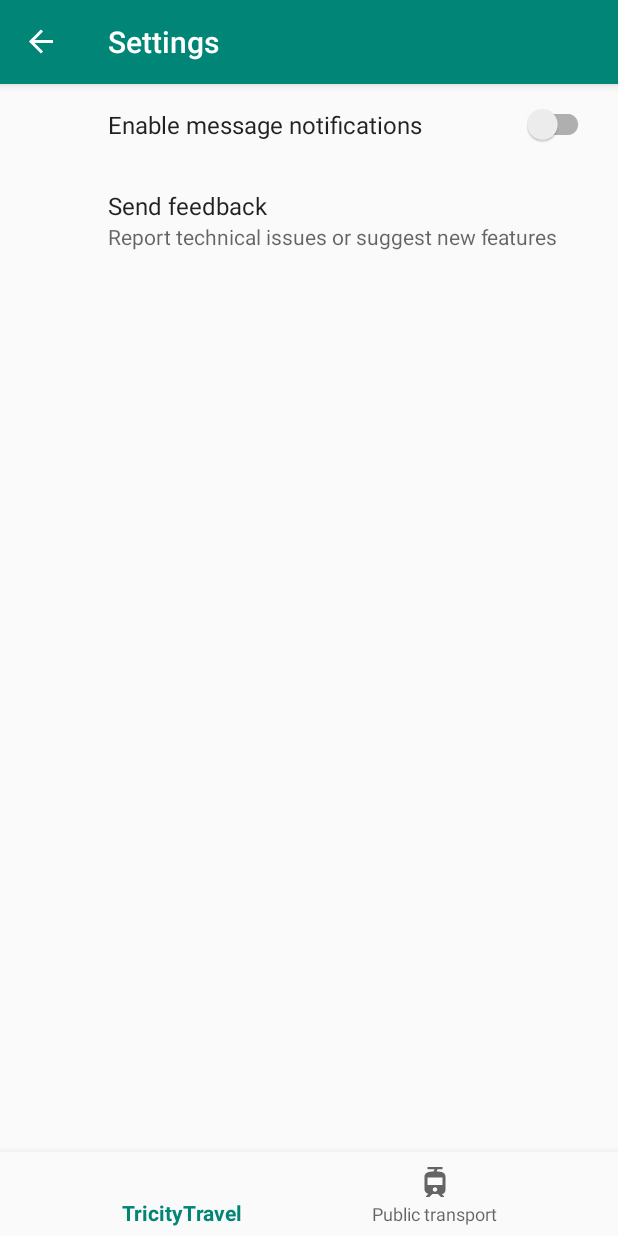
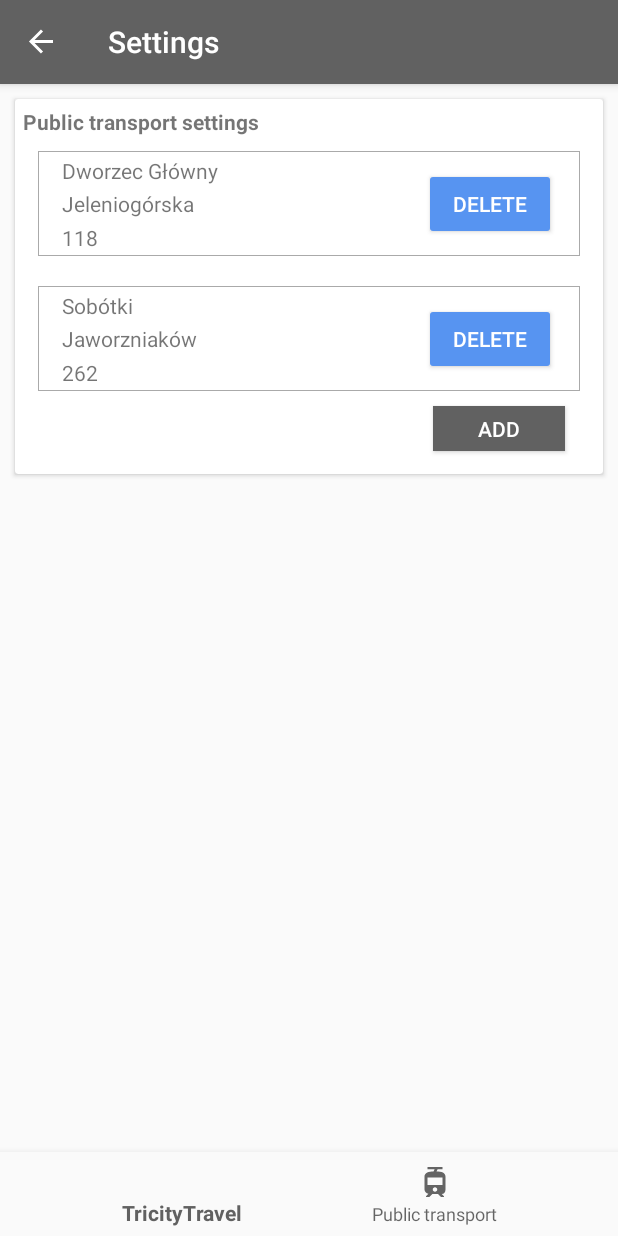
Before and after one commit to aga-magda/TricityTravel, an Android app: the SettingsFragment screen opened through its navigation route, on a phone screen of 412 x 824 dp. Run offline under Robolectric (Android 15) with nearby library versions, the phone set to English and light mode, and no system bars; our stand-ins replace navigation-ui; 1 statement that could not run was skipped.

Commit message:
Add public transport settings layout

```diff
--- a/app/src/main/java/com/aib/tricitytravel/data/ZTMService.kt
+++ b/app/src/main/java/com/aib/tricitytravel/data/ZTMService.kt
@@ -1,6 +1,6 @@
 package com.aib.tricitytravel.data
 
-import com.aib.tricitytravel.data.dto.EstimatedTimes
+import com.aib.tricitytravel.data.dto.api.EstimatedTimes
 import retrofit2.Call
 import retrofit2.http.GET
 import retrofit2.http.Query
--- a/app/src/main/java/com/aib/tricitytravel/data/dto/EstimatedTimes.kt
+++ /dev/null
@@ -1,6 +0,0 @@
-package com.aib.tricitytravel.data.dto
-
-data class EstimatedTimes(
-    val lastUpdate: String,
-    val delay: List<Delay>
-)
--- /dev/null
+++ b/app/src/main/java/com/aib/tricitytravel/data/dto/StopItem.kt
@@ -0,0 +1,7 @@
+package com.aib.tricitytravel.data.dto
+
+data class StopItem(
+    val stopDesc: String,
+    val headSign: String,
+    val routeId: String
+)
--- a/app/src/main/java/com/aib/tricitytravel/data/dto/Delay.kt
+++ b/app/src/main/java/com/aib/tricitytravel/data/dto/api/Delay.kt
@@ -1,4 +1,4 @@
-package com.aib.tricitytravel.data.dto
+package com.aib.tricitytravel.data.dto.api
 
 data class Delay(
     val id: String,
--- /dev/null
+++ b/app/src/main/java/com/aib/tricitytravel/data/dto/api/EstimatedTimes.kt
@@ -0,0 +1,8 @@
+package com.aib.tricitytravel.data.dto.api
+
+import com.aib.tricitytravel.data.dto.api.Delay
+
+data class EstimatedTimes(
+    val lastUpdate: String,
+    val delay: List<Delay>
+)
--- a/app/src/main/java/com/aib/tricitytravel/ui/BaseFragment.kt
+++ b/app/src/main/java/com/aib/tricitytravel/ui/BaseFragment.kt
@@ -3,9 +3,7 @@ package com.aib.tricitytravel.ui
 import android.os.Bundle
 import android.view.Menu
 import android.view.MenuInflater
-import android.view.MenuItem
 import androidx.fragment.app.Fragment
-import androidx.navigation.Navigation
 import com.aib.tricitytravel.R
 
 open class BaseFragment : Fragment() {
@@ -18,14 +16,4 @@ open class BaseFragment : Fragment() {
     override fun onCreateOptionsMenu(menu: Menu, inflater: MenuInflater) {
         inflater.inflate(R.menu.main_menu, menu)
     }
-
-    override fun onOptionsItemSelected(item: MenuItem): Boolean {
-        when (item.itemId) {
-            R.id.settings -> {
-                Navigation.findNavController(view!!).navigate(R.id.action_baseFragment_to_settingsFragment)
-                return true
-            }
-        }
-        return super.onOptionsItemSelected(item)
-    }
 }
--- a/app/src/main/java/com/aib/tricitytravel/ui/mainfragment/MainFragment.kt
+++ b/app/src/main/java/com/aib/tricitytravel/ui/mainfragment/MainFragment.kt
@@ -2,8 +2,10 @@ package com.aib.tricitytravel.ui.mainfragment
 
 import android.os.Bundle
 import android.view.LayoutInflater
+import android.view.MenuItem
 import android.view.View
 import android.view.ViewGroup
+import androidx.navigation.Navigation
 import com.aib.tricitytravel.R
 import com.aib.tricitytravel.ui.BaseFragment
 
@@ -12,4 +14,14 @@ class MainFragment : BaseFragment() {
     override fun onCreateView(inflater: LayoutInflater, container: ViewGroup?, savedInstanceState: Bundle?): View? {
         return inflater.inflate(R.layout.fragment_main, container, false)
     }
+
+    override fun onOptionsItemSelected(item: MenuItem): Boolean {
+        when (item.itemId) {
+            R.id.settings -> {
+                Navigation.findNavController(view!!).navigate(R.id.action_mainFragment_to_settingsFragment)
+                return true
+            }
+        }
+        return super.onOptionsItemSelected(item)
+    }
 }
--- a/app/src/main/java/com/aib/tricitytravel/ui/publictransportfragment/PublicTransportFragment.kt
+++ b/app/src/main/java/com/aib/tricitytravel/ui/publictransportfragment/PublicTransportFragment.kt
@@ -2,8 +2,10 @@ package com.aib.tricitytravel.ui.publictransportfragment
 
 import android.os.Bundle
 import android.view.LayoutInflater
+import android.view.MenuItem
 import android.view.View
 import android.view.ViewGroup
+import androidx.navigation.Navigation
 import androidx.recyclerview.widget.LinearLayoutManager
 import androidx.recyclerview.widget.RecyclerView
 import com.aib.tricitytravel.R
@@ -58,4 +60,14 @@ class PublicTransportFragment : BaseFragment() {
 
         return rootView
     }
+
+    override fun onOptionsItemSelected(item: MenuItem): Boolean {
+        when (item.itemId) {
+            R.id.settings -> {
+                Navigation.findNavController(view!!).navigate(R.id.action_publicTransportFragment_to_settingsFragment)
+                return true
+            }
+        }
+        return super.onOptionsItemSelected(item)
+    }
 }
--- a/app/src/main/java/com/aib/tricitytravel/ui/settingsfragment/SettingsFragment.kt
+++ b/app/src/main/java/com/aib/tricitytravel/ui/settingsfragment/SettingsFragment.kt
@@ -1,12 +1,37 @@
 package com.aib.tricitytravel.ui.settingsfragment
 
 import android.os.Bundle
-import androidx.preference.PreferenceFragmentCompat
+import android.view.LayoutInflater
+import android.view.View
+import android.view.ViewGroup
+import androidx.fragment.app.Fragment
+import androidx.recyclerview.widget.LinearLayoutManager
+import androidx.recyclerview.widget.RecyclerView
 import com.aib.tricitytravel.R
+import com.aib.tricitytravel.data.dto.StopItem
 
-class SettingsFragment : PreferenceFragmentCompat() {
+class SettingsFragment : Fragment() {
 
-    override fun onCreatePreferences(savedInstanceState: Bundle?, rootKey: String?) {
-        setPreferencesFromResource(R.xml.preferences, rootKey)
+    private lateinit var settingsStopsRecyclerView: RecyclerView
+    private lateinit var recyclerAdapter: SettingsStopsRecyclerAdapter
+
+    override fun onCreateView(inflater: LayoutInflater, container: ViewGroup?, savedInstanceState: Bundle?): View? {
+        val rootView = inflater.inflate(R.layout.fragment_settings, container, false)
+
+        settingsStopsRecyclerView = rootView.findViewById(R.id.settingsStopsRecyclerView)
+
+        val dataSet = listOf(
+            StopItem("Dworzec Główny", "Jeleniogórska", "118"),
+            StopItem("Sobótki", "Jaworzniaków", "262")
+        )
+
+        recyclerAdapter = SettingsStopsRecyclerAdapter(dataSet)
+        settingsStopsRecyclerView.apply {
+            setHasFixedSize(true)
+            layoutManager = LinearLayoutManager(context)
+            adapter = recyclerAdapter
+        }
+
+        return rootView
     }
 }
--- /dev/null
+++ b/app/src/main/java/com/aib/tricitytravel/ui/settingsfragment/SettingsStopsRecyclerAdapter.kt
@@ -0,0 +1,40 @@
+package com.aib.tricitytravel.ui.settingsfragment
+
+import android.view.LayoutInflater
+import android.view.View
+import android.view.ViewGroup
+import android.widget.TextView
+import androidx.recyclerview.widget.RecyclerView
+import com.aib.tricitytravel.R
+import com.aib.tricitytravel.data.dto.StopItem
+import kotlinx.android.synthetic.main.public_transport_item.view.*
+
+class SettingsStopsRecyclerAdapter(
+    private val dataSet: List<StopItem>
+) : RecyclerView.Adapter<SettingsStopsRecyclerAdapter.SettingsStopsViewHolder>() {
+
+    override fun onCreateViewHolder(parent: ViewGroup, viewType: Int): SettingsStopsViewHolder {
+        val itemView = LayoutInflater.from(parent.context).inflate(R.layout.settings_stop_item, parent, false)
+        return SettingsStopsViewHolder(itemView)
+    }
+
+    override fun onBindViewHolder(holder: SettingsStopsViewHolder, position: Int) {
+        holder.routeIdTextView?.text = dataSet[position].routeId
+        holder.stopDescTextView?.text = dataSet[position].stopDesc
+        holder.headSignTextView?.text = dataSet[position].headSign
+    }
+
+    override fun getItemCount() = dataSet.size
+
+    class SettingsStopsViewHolder(itemView: View) : RecyclerView.ViewHolder(itemView) {
+        var routeIdTextView: TextView? = null
+        var stopDescTextView: TextView? = null
+        var headSignTextView: TextView? = null
+
+        init {
+            routeIdTextView = itemView.routeIdText
+            stopDescTextView = itemView.stopDescText
+            headSignTextView = itemView.headSignText
+        }
+    }
+}
--- /dev/null
+++ b/app/src/main/res/drawable/border.xml
@@ -0,0 +1,7 @@
+<?xml version="1.0" encoding="utf-8"?>
+<shape xmlns:android="http://schemas.android.com/apk/res/android"
+    android:shape="rectangle">
+    <stroke
+        android:width="0.5dp"
+        android:color="@android:color/darker_gray" />
+</shape>
--- /dev/null
+++ b/app/src/main/res/drawable/public_transport_item_background.xml
@@ -0,0 +1,13 @@
+<?xml version="1.0" encoding="utf-8"?>
+<layer-list xmlns:android="http://schemas.android.com/apk/res/android">
+    <item android:bottom="80dp">
+        <shape android:shape="rectangle">
+            <solid android:color="#FFFFFF" />
+        </shape>
+    </item>
+    <item android:top="85dp">
+        <shape android:shape="rectangle">
+            <solid android:color="@color/colorAccent" />
+        </shape>
+    </item>
+</layer-list>
--- /dev/null
+++ b/app/src/main/res/layout/fragment_settings.xml
@@ -0,0 +1,42 @@
+<?xml version="1.0" encoding="utf-8"?>
+<ScrollView xmlns:android="http://schemas.android.com/apk/res/android"
+    android:layout_width="match_parent"
+    android:layout_height="match_parent">
+
+    <androidx.cardview.widget.CardView
+        android:layout_width="match_parent"
+        android:layout_height="@dimen/card_view_height"
+        android:layout_margin="@dimen/card_view_margin">
+
+        <LinearLayout
+            android:layout_width="match_parent"
+            android:layout_height="match_parent"
+            android:layout_margin="5dp"
+            android:orientation="vertical">
+
+            <TextView
+                android:layout_width="wrap_content"
+                android:layout_height="wrap_content"
+                android:text="@string/public_transport_settings"
+                android:textStyle="bold" />
+
+            <androidx.recyclerview.widget.RecyclerView
+                android:id="@+id/settingsStopsRecyclerView"
+                android:layout_width="match_parent"
+                android:layout_height="wrap_content" />
+
+            <Button
+                style="@style/Base.Widget.AppCompat.Button.Colored"
+                android:layout_width="wrap_content"
+                android:layout_height="30dp"
+                android:layout_gravity="end"
+                android:layout_marginEnd="20dp"
+                android:layout_marginBottom="10dp"
+                android:background="@color/colorPrimary"
+                android:text="@string/add" />
+
+        </LinearLayout>
+
+    </androidx.cardview.widget.CardView>
+
+</ScrollView>
--- a/app/src/main/res/layout/public_transport_item.xml
+++ b/app/src/main/res/layout/public_transport_item.xml
@@ -10,7 +10,8 @@
 
     <androidx.constraintlayout.widget.ConstraintLayout
         android:layout_width="match_parent"
-        android:layout_height="match_parent">
+        android:layout_height="match_parent"
+        android:background="@drawable/public_transport_item_background">
 
 
         <ImageView
@@ -28,7 +29,7 @@
             android:id="@+id/routeIdText"
             android:layout_width="wrap_content"
             android:layout_height="wrap_content"
-            android:layout_marginTop="8dp"
+            android:layout_marginTop="2dp"
             android:textStyle="bold"
             app:layout_constraintEnd_toEndOf="@+id/vehicleTypeImage"
             app:layout_constraintStart_toStartOf="@+id/vehicleTypeImage"
@@ -71,6 +72,7 @@
             android:layout_height="wrap_content"
             android:layout_marginTop="8dp"
             android:layout_marginEnd="8dp"
+            android:textColor="@android:color/white"
             app:layout_constraintEnd_toEndOf="parent"
             app:layout_constraintTop_toTopOf="parent"
             tools:text="Opóźniony"
@@ -83,6 +85,7 @@
             android:layout_marginStart="8dp"
             android:layout_marginTop="90dp"
             android:text="@string/theoretical_time"
+            android:textColor="@android:color/white"
             app:layout_constraintStart_toStartOf="parent"
             app:layout_constraintTop_toTopOf="parent" />
 
@@ -93,6 +96,7 @@
             android:layout_marginStart="8dp"
             android:layout_marginTop="2dp"
             android:text="@string/estimated_time"
+            android:textColor="@android:color/white"
             app:layout_constraintStart_toStartOf="parent"
             app:layout_constraintTop_toBottomOf="@+id/theoreticalTimeString" />
 
@@ -103,6 +107,7 @@
             android:layout_marginStart="8dp"
             android:layout_marginTop="2dp"
             android:text="@string/delay"
+            android:textColor="@android:color/white"
             app:layout_constraintStart_toStartOf="parent"
             app:layout_constraintTop_toBottomOf="@+id/estimatedTimeString" />
 
@@ -111,6 +116,7 @@
             android:layout_width="wrap_content"
             android:layout_height="wrap_content"
             android:layout_marginStart="4dp"
+            android:textColor="@android:color/white"
             app:layout_constraintStart_toEndOf="@+id/theoreticalTimeString"
             app:layout_constraintTop_toTopOf="@+id/theoreticalTimeString"
             tools:text="12:30" />
@@ -121,6 +127,7 @@
             android:layout_height="wrap_content"
             android:layout_marginStart="4dp"
             android:layout_marginTop="2dp"
+            android:textColor="@android:color/white"
             app:layout_constraintStart_toEndOf="@+id/estimatedTimeString"
             app:layout_constraintTop_toBottomOf="@+id/theoreticalTimeText"
             tools:text="10 min" />
@@ -131,6 +138,7 @@
             android:layout_height="wrap_content"
             android:layout_marginStart="4dp"
             android:layout_marginTop="2dp"
+            android:textColor="@android:color/white"
             app:layout_constraintStart_toEndOf="@+id/delayString"
             app:layout_constraintTop_toBottomOf="@+id/estimatedTimeText"
             tools:text="12:40" />
--- /dev/null
+++ b/app/src/main/res/layout/settings_stop_item.xml
@@ -0,0 +1,51 @@
+<?xml version="1.0" encoding="utf-8"?>
+<androidx.constraintlayout.widget.ConstraintLayout xmlns:android="http://schemas.android.com/apk/res/android"
+    xmlns:app="http://schemas.android.com/apk/res-auto"
+    xmlns:tools="http://schemas.android.com/tools"
+    android:layout_width="match_parent"
+    android:layout_height="@dimen/settings_stop_item_height"
+    android:layout_margin="10dp"
+    android:background="@drawable/border">
+
+    <TextView
+        android:id="@+id/stopDescText"
+        android:layout_width="wrap_content"
+        android:layout_height="wrap_content"
+        android:layout_marginStart="16dp"
+        app:layout_constraintBottom_toTopOf="@+id/headSignText"
+        app:layout_constraintStart_toStartOf="parent"
+        app:layout_constraintTop_toTopOf="parent"
+        tools:text="1 Maja" />
+
+    <TextView
+        android:id="@+id/headSignText"
+        android:layout_width="wrap_content"
+        android:layout_height="wrap_content"
+        android:layout_marginStart="16dp"
+        app:layout_constraintBottom_toTopOf="@+id/routeIdText"
+        app:layout_constraintStart_toStartOf="parent"
+        app:layout_constraintTop_toBottomOf="@+id/stopDescText"
+        tools:text="Rumia Szmelta" />
+
+    <TextView
+        android:id="@+id/routeIdText"
+        android:layout_width="wrap_content"
+        android:layout_height="wrap_content"
+        android:layout_marginStart="16dp"
+        app:layout_constraintBottom_toBottomOf="parent"
+        app:layout_constraintStart_toStartOf="parent"
+        app:layout_constraintTop_toBottomOf="@+id/headSignText"
+        tools:text="5" />
+
+    <Button
+        android:id="@+id/settingsStopDeleteButton"
+        style="@style/Base.Widget.AppCompat.Button.Colored"
+        android:layout_width="wrap_content"
+        android:layout_height="wrap_content"
+        android:layout_marginEnd="16dp"
+        android:text="@string/delete"
+        app:layout_constraintBottom_toBottomOf="parent"
+        app:layout_constraintEnd_toEndOf="parent"
+        app:layout_constraintTop_toTopOf="parent" />
+
+</androidx.constraintlayout.widget.ConstraintLayout>
--- a/app/src/main/res/navigation/nav_graph.xml
+++ b/app/src/main/res/navigation/nav_graph.xml
@@ -6,28 +6,28 @@
     app:startDestination="@id/mainFragment">
 
     <fragment
-        android:id="@+id/baseFragment"
-        android:name="com.aib.tricitytravel.ui.BaseFragment">
-        <action
-            android:id="@+id/action_baseFragment_to_settingsFragment"
-            app:destination="@id/settingsFragment" />
-    </fragment>
+        android:id="@+id/settingsFragment"
+        android:name="com.aib.tricitytravel.ui.settingsfragment.SettingsFragment"
+        android:label="@string/settings" />
 
     <fragment
         android:id="@+id/mainFragment"
         android:name="com.aib.tricitytravel.ui.mainfragment.MainFragment"
         android:label="@string/app_name"
-        tools:layout="@layout/fragment_main" />
-
-    <fragment
-        android:id="@+id/settingsFragment"
-        android:name="com.aib.tricitytravel.ui.settingsfragment.SettingsFragment"
-        android:label="@string/settings" />
+        tools:layout="@layout/fragment_main">
+        <action
+            android:id="@+id/action_mainFragment_to_settingsFragment"
+            app:destination="@id/settingsFragment" />
+    </fragment>
 
     <fragment
         android:id="@+id/publicTransportFragment"
         android:name="com.aib.tricitytravel.ui.publictransportfragment.PublicTransportFragment"
         android:label="@string/public_transport"
-        tools:layout="@layout/fragment_public_transport" />
+        tools:layout="@layout/fragment_public_transport">
+        <action
+            android:id="@+id/action_publicTransportFragment_to_settingsFragment"
+            app:destination="@id/settingsFragment" />
+    </fragment>
 
 </navigation>
--- a/app/src/main/res/values/colors.xml
+++ b/app/src/main/res/values/colors.xml
@@ -1,6 +1,6 @@
 <?xml version="1.0" encoding="utf-8"?>
 <resources>
-    <color name="colorPrimary">#008577</color>
-    <color name="colorPrimaryDark">#00574B</color>
-    <color name="colorAccent">#D81B60</color>
+    <color name="colorPrimary">#616161</color>
+    <color name="colorPrimaryDark">#3A3A3A</color>
+    <color name="colorAccent">#5794F1</color>
 </resources>
--- a/app/src/main/res/values/dimens.xml
+++ b/app/src/main/res/values/dimens.xml
@@ -5,4 +5,5 @@
     <dimen name="card_view_margin">10dp</dimen>
     <dimen name="card_view_height">160dp</dimen>
     <dimen name="public_transport_image_size">50dp</dimen>
+    <dimen name="settings_stop_item_height">70dp</dimen>
 </resources>
--- a/app/src/main/res/values/strings.xml
+++ b/app/src/main/res/values/strings.xml
@@ -11,4 +11,7 @@
     <string name="delayed">Delayed</string>
     <string name="on_time">On time</string>
     <string name="ahead_of_time">Ahead of time</string>
+    <string name="public_transport_settings">Public transport settings</string>
+    <string name="add">Add</string>
+    <string name="delete">Delete</string>
 </resources>
```
Also changed, not shown: 1 other file.
